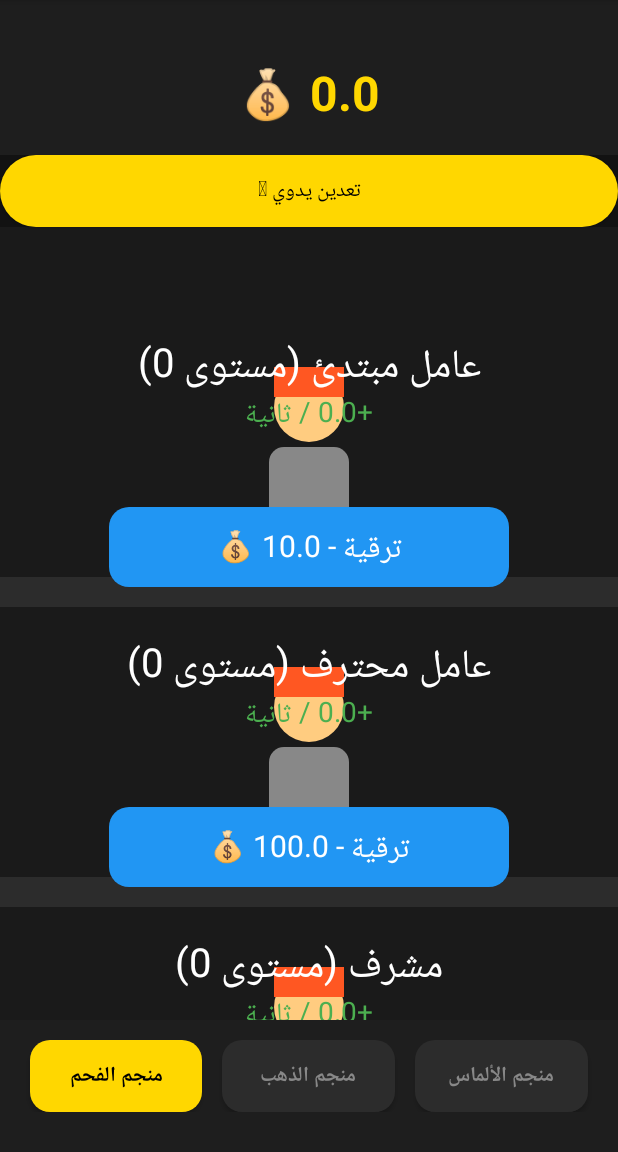
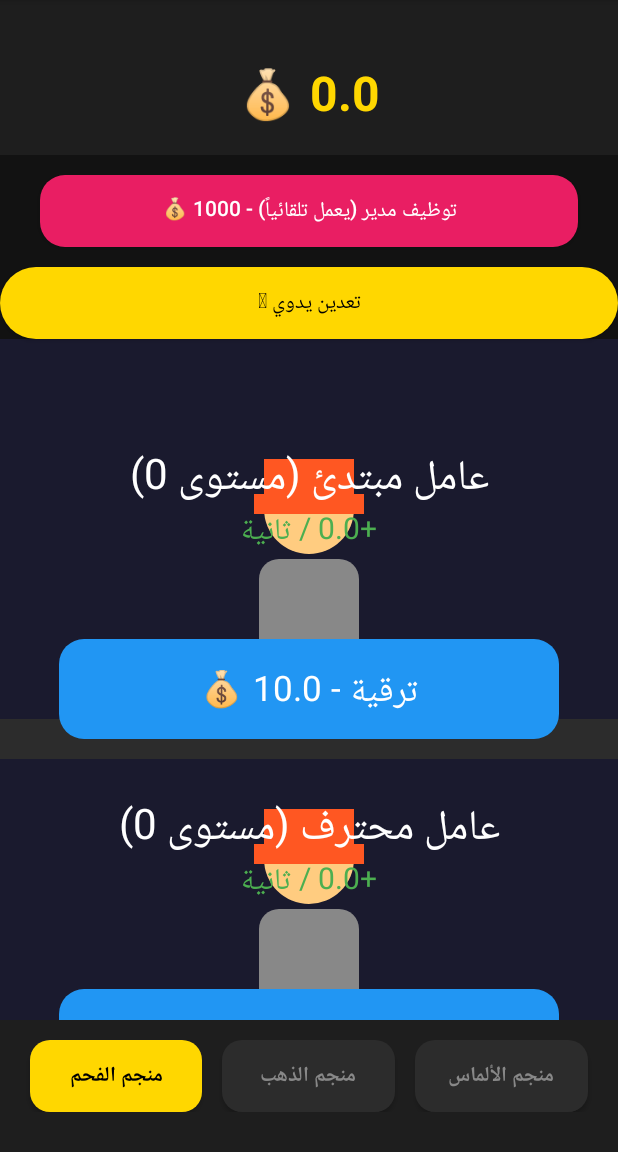
Before and after one commit to abdeabdetet662-glitch/IdleMinerClone, an Android app: the screen it shows after launch (MainActivity), on a phone screen of 412 x 824 dp, the part 84-1236 px from its top. Run offline under Robolectric (Android 15) with nearby library versions, the phone set to English and light mode, and no system bars.

Commit message:
Added Background, Animations, and Manager System

```diff
--- a/app/src/main/java/com/idleminer/clone/GameManager.java
+++ b/app/src/main/java/com/idleminer/clone/GameManager.java
@@ -12,6 +12,7 @@ public class GameManager {
 
     public double gold = 0;
     public List<Mine> mines = new ArrayList<>();
+    public List<Boolean> managers = new ArrayList<>(); // هل تم شراء المدير لكل منجم؟
     public long lastSavedTime;
 
     private GameManager(Context context) {
@@ -29,6 +30,10 @@ public class GameManager {
         mines.add(new Mine(0, "منجم الفحم", "فحم", 0));
         mines.add(new Mine(1, "منجم الذهب", "ذهب", 5000));
         mines.add(new Mine(2, "منجم الألماس", "ألماس", 100000));
+
+        managers.add(false);
+        managers.add(false);
+        managers.add(false);
     }
 
     public void calculateOfflineIncome() {
@@ -36,8 +41,10 @@ public class GameManager {
         long timeDiff = currentTime - lastSavedTime;
         if (timeDiff > 0) {
             double seconds = timeDiff / 1000.0;
-            for (Mine m : mines) {
-                if (m.isUnlocked) {
+            for (int i = 0; i < mines.size(); i++) {
+                Mine m = mines.get(i);
+                // إذا كان المنجم مفتوحاً، وتم شراء المدير، يحسب الإنتاج
+                if (m.isUnlocked && managers.get(i)) {
                     gold += m.getTotalIncome() * seconds;
                 }
             }
@@ -74,6 +81,16 @@ public class GameManager {
         return false;
     }
 
+    public boolean buyManager(int mineIndex, long cost) {
+        if (!managers.get(mineIndex) && gold >= cost) {
+            gold -= cost;
+            managers.set(mineIndex, true);
+            saveGame();
+            return true;
+        }
+        return false;
+    }
+
     public String formatNumber(double number) {
         if (number < 1000) return String.format(Locale.US, "%.1f", number);
         int exp = (int) (Math.log(number) / Math.log(1000));
@@ -88,10 +105,13 @@ public class GameManager {
         for (int i = 0; i < mines.size(); i++) {
             Mine m = mines.get(i);
             editor.putBoolean("unlocked_" + i, m.isUnlocked);
+            editor.putBoolean("manager_" + i, managers.get(i));
             for (int j = 0; j < m.miners.size(); j++) {
                 Miner worker = m.miners.get(j);
                 editor.putInt("lvl_" + i + "_" + j, worker.level);
                 editor.putLong("cost_" + i + "_" + j, worker.currentCost);
+                // حفظ الإنتاج بعد المضاعفة
+                editor.putFloat("inc_" + i + "_" + j, (float) worker.baseIncome);
             }
         }
         editor.apply();
@@ -103,10 +123,12 @@ public class GameManager {
         for (int i = 0; i < mines.size(); i++) {
             Mine m = mines.get(i);
             m.isUnlocked = prefs.getBoolean("unlocked_" + i, i == 0);
+            managers.set(i, prefs.getBoolean("manager_" + i, false));
             for (int j = 0; j < m.miners.size(); j++) {
                 Miner worker = m.miners.get(j);
                 worker.level = prefs.getInt("lvl_" + i + "_" + j, 0);
                 worker.currentCost = prefs.getLong("cost_" + i + "_" + j, worker.baseCost);
+                worker.baseIncome = prefs.getFloat("inc_" + i + "_" + j, (float) worker.baseIncome);
             }
         }
         calculateOfflineIncome();
--- a/app/src/main/java/com/idleminer/clone/MainActivity.java
+++ b/app/src/main/java/com/idleminer/clone/MainActivity.java
@@ -34,7 +34,6 @@ public class MainActivity extends Activity {
         root.setOrientation(LinearLayout.VERTICAL);
         root.setBackgroundColor(Color.parseColor("#121212"));
 
-        // الشريط العلوي
         LinearLayout topBar = new LinearLayout(this);
         topBar.setGravity(Gravity.CENTER);
         topBar.setPadding(0, 60, 0, 30);
@@ -47,7 +46,6 @@ public class MainActivity extends Activity {
         topBar.addView(goldText);
         root.addView(topBar);
 
-        // منطقة المحتوى
         ScrollView scroll = new ScrollView(this);
         scroll.setLayoutParams(new LinearLayout.LayoutParams(
                 LinearLayout.LayoutParams.MATCH_PARENT, 0, 1f));
@@ -57,7 +55,6 @@ public class MainActivity extends Activity {
         scroll.addView(contentLayout);
         root.addView(scroll);
 
-        // شريط التنقل السفلي
         tabsLayout = new LinearLayout(this);
         tabsLayout.setOrientation(LinearLayout.HORIZONTAL);
         tabsLayout.setBackgroundColor(Color.parseColor("#1E1E1E"));
@@ -152,7 +149,33 @@ public class MainActivity extends Activity {
             return;
         }
 
-        // إضافة زر التعدين اليدوي في الأعلى
+        // زر شراء المدير (إذا لم يكن موجوداً)
+        if (!game.managers.get(mineIndex)) {
+            Button managerBtn = new Button(this);
+            managerBtn.setText("توظيف مدير (يعمل تلقائياً) - 1000 💰");
+            managerBtn.setTextColor(Color.WHITE);
+            GradientDrawable mBg = new GradientDrawable();
+            mBg.setColor(Color.parseColor("#E91E63"));
+            mBg.setCornerRadius(25);
+            managerBtn.setBackground(mBg);
+
+            LinearLayout.LayoutParams params = new LinearLayout.LayoutParams(
+                    LinearLayout.LayoutParams.MATCH_PARENT, LinearLayout.LayoutParams.WRAP_CONTENT);
+            params.setMargins(40, 20, 40, 20);
+            managerBtn.setLayoutParams(params);
+
+            managerBtn.setOnClickListener(v -> {
+                if (game.buyManager(mineIndex, 1000)) {
+                    loadMineContent(mineIndex);
+                    Toast.makeText(this, "تم توظيف المدير! العمال يعملون الآن تلقائياً.", Toast.LENGTH_LONG).show();
+                } else {
+                    Toast.makeText(this, "تحتاج 1000 ذهبة لتوظيف المدير!", Toast.LENGTH_SHORT).show();
+                }
+            });
+            contentLayout.addView(managerBtn);
+        }
+
+        // زر التعدين اليدوي
         Button tapBtn = new Button(this);
         tapBtn.setText("تعدين يدوي 🪨");
         tapBtn.setTextColor(Color.BLACK);
@@ -173,10 +196,10 @@ public class MainActivity extends Activity {
         });
         contentLayout.addView(tapBtn);
 
-        // إضافة الواجهة الرسومية للعمال
+        // الواجهة الرسومية للعمال
         MineView mineView = new MineView(this, mine, mineIndex);
         LinearLayout.LayoutParams viewParams = new LinearLayout.LayoutParams(
-                LinearLayout.LayoutParams.MATCH_PARENT, (int) (getResources().getDisplayMetrics().density * 1500));
+                LinearLayout.LayoutParams.MATCH_PARENT, (int) (getResources().getDisplayMetrics().density * 1800));
         mineView.setLayoutParams(viewParams);
         contentLayout.addView(mineView);
     }
@@ -189,12 +212,16 @@ public class MainActivity extends Activity {
         loop = new Runnable() {
             @Override
             public void run() {
-                for (Mine m : game.mines) {
-                    if (m.isUnlocked) {
+                boolean needsRedraw = false;
+                for (int i = 0; i < game.mines.size(); i++) {
+                    Mine m = game.mines.get(i);
+                    // إذا كان المنجم مفتوحاً وتم تعيين مدير، ينتج تلقائياً
+                    if (m.isUnlocked && game.managers.get(i)) {
                         game.gold += m.getTotalIncome() / 10.0;
+                        needsRedraw = true;
                     }
                 }
-                updateGoldUI();
+                if (needsRedraw) updateGoldUI();
                 handler.postDelayed(this, 100);
             }
         };
--- a/app/src/main/java/com/idleminer/clone/MineView.java
+++ b/app/src/main/java/com/idleminer/clone/MineView.java
@@ -4,6 +4,7 @@ import android.content.Context;
 import android.graphics.Canvas;
 import android.graphics.Color;
 import android.graphics.Paint;
+import android.graphics.Path;
 import android.graphics.RectF;
 import android.view.MotionEvent;
 import android.view.View;
@@ -14,6 +15,7 @@ public class MineView extends View {
     private Mine mine;
     private int mineIndex;
     private GameManager game;
+    private float animationOffset = 0; // لتحريك العمال
 
     public MineView(Context context, Mine mine, int mineIndex) {
         super(context);
@@ -27,56 +29,88 @@ public class MineView extends View {
     protected void onDraw(Canvas canvas) {
         super.onDraw(canvas);
 
-        canvas.drawColor(Color.parseColor("#1A1A1A"));
+        // 1. رسم خلفية المنجم (جبال وصخور)
+        drawBackground(canvas);
 
         int startY = 100;
-        int floorHeight = 300;
+        int floorHeight = 350; // زيادة المساحة قليلاً
 
         for (int i = 0; i < mine.miners.size(); i++) {
             Miner m = mine.miners.get(i);
             float y = startY + (i * floorHeight);
 
-            // الأرضية
+            // رسم أرضية الطابق
             paint.setColor(Color.parseColor("#2C2C2C"));
-            canvas.drawRect(0, y + 250, getWidth(), y + 280, paint);
+            canvas.drawRect(0, y + 280, getWidth(), y + 320, paint);
 
             // العامل
-            drawMiner(canvas, getWidth() / 2f, y + 150, m.level > 0);
+            drawMiner(canvas, getWidth() / 2f, y + 160, m.level > 0);
 
-            // الاسم
+            // الاسم والمستوى
             paint.setColor(Color.WHITE);
-            paint.setTextSize(40);
+            paint.setTextSize(42);
             canvas.drawText(m.name + " (مستوى " + m.level + ")", getWidth() / 2f, y + 50, paint);
 
             // الإنتاج
             paint.setColor(Color.parseColor("#4CAF50"));
-            paint.setTextSize(28);
-            canvas.drawText("+" + game.formatNumber(m.getTotalProduction()) + " / ثانية", getWidth() / 2f, y + 95, paint);
+            paint.setTextSize(30);
+            canvas.drawText("+" + game.formatNumber(m.getTotalProduction()) + " / ثانية", getWidth() / 2f, y + 100, paint);
 
             // زر الترقية
-            drawUpgradeButton(canvas, getWidth() / 2f, y + 220, m);
+            drawUpgradeButton(canvas, getWidth() / 2f, y + 250, m);
+        }
+
+        // تحديث الرسوم المتحركة (اهتزاز العمال إذا كان هناك مدير)
+        if (game.managers.get(mineIndex)) {
+            animationOffset += 0.1f;
+            postInvalidateDelayed(50); // إعادة الرسم بسرعة
         }
     }
 
+    private void drawBackground(Canvas canvas) {
+        // تدرج لوني من الأزرق الداكن للأسود
+        paint.setColor(Color.parseColor("#1A1A2E"));
+        canvas.drawRect(0, 0, getWidth(), getHeight(), paint);
+
+        // رسم بعض الجبال
+        paint.setColor(Color.parseColor("#16213E"));
+        Path path = new Path();
+        path.moveTo(0, getHeight());
+        path.lineTo(getWidth() * 0.3f, getHeight() * 0.5f);
+        path.lineTo(getWidth() * 0.6f, getHeight() * 0.8f);
+        path.lineTo(getWidth(), getHeight() * 0.4f);
+        path.lineTo(getWidth(), getHeight());
+        path.close();
+        canvas.drawPath(path, paint);
+    }
+
     private void drawMiner(Canvas canvas, float x, float y, boolean isActive) {
+        // اهتزاز العامل إذا كان المدير موجوداً
+        float offset = (float) Math.sin(animationOffset) * 10f;
+        if (!game.managers.get(mineIndex)) offset = 0;
+
+        // الجسم
         paint.setColor(isActive ? Color.parseColor("#FFD700") : Color.GRAY);
-        canvas.drawRoundRect(x - 40, y - 30, x + 40, y + 50, 15, 15, paint);
+        canvas.drawRoundRect(x - 50 + offset, y - 40, x + 50 + offset, y + 70, 20, 20, paint);
 
+        // الرأس
         paint.setColor(Color.parseColor("#FFCC80"));
-        canvas.drawCircle(x, y - 70, 35, paint);
+        canvas.drawCircle(x + offset, y - 90, 45, paint);
 
+        // القبعة
         paint.setColor(Color.parseColor("#FF5722"));
-        canvas.drawRect(x - 35, y - 110, x + 35, y - 80, paint);
+        canvas.drawRect(x - 45 + offset, y - 140, x + 45 + offset, y - 100, paint);
+        canvas.drawRect(x - 55 + offset, y - 105, x + 55 + offset, y - 85, paint);
     }
 
     private void drawUpgradeButton(Canvas canvas, float x, float y, Miner m) {
         paint.setColor(Color.parseColor("#2196F3"));
-        RectF btn = new RectF(x - 200, y - 40, x + 200, y + 40);
-        canvas.drawRoundRect(btn, 20, 20, paint);
+        RectF btn = new RectF(x - 250, y - 50, x + 250, y + 50);
+        canvas.drawRoundRect(btn, 25, 25, paint);
 
         paint.setColor(Color.WHITE);
-        paint.setTextSize(30);
-        canvas.drawText("ترقية - " + game.formatNumber(m.currentCost) + " 💰", x, y + 10, paint);
+        paint.setTextSize(35);
+        canvas.drawText("ترقية - " + game.formatNumber(m.currentCost) + " 💰", x, y + 12, paint);
     }
 
     @Override
@@ -84,13 +118,13 @@ public class MineView extends View {
         if (event.getAction() == MotionEvent.ACTION_DOWN) {
             float y = event.getY();
             int startY = 100;
-            int floorHeight = 300;
+            int floorHeight = 350;
 
             for (int i = 0; i < mine.miners.size(); i++) {
-                float btnY = startY + (i * floorHeight) + 220;
-                if (y > btnY - 40 && y < btnY + 40) {
+                float btnY = startY + (i * floorHeight) + 250;
+                if (y > btnY - 50 && y < btnY + 50) {
                     if (game.upgradeMiner(mineIndex, i)) {
-                        invalidate(); // إعادة رسم الشاشة لتحديث الأرقام
+                        invalidate();
                     } else {
                         Toast.makeText(getContext(), "تحتاج المزيد من الذهب!", Toast.LENGTH_SHORT).show();
                     }
```
